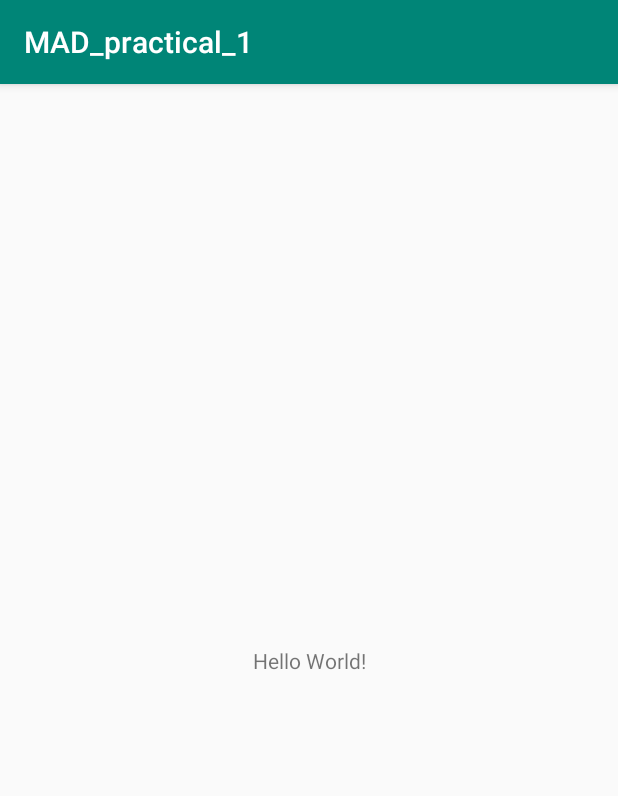
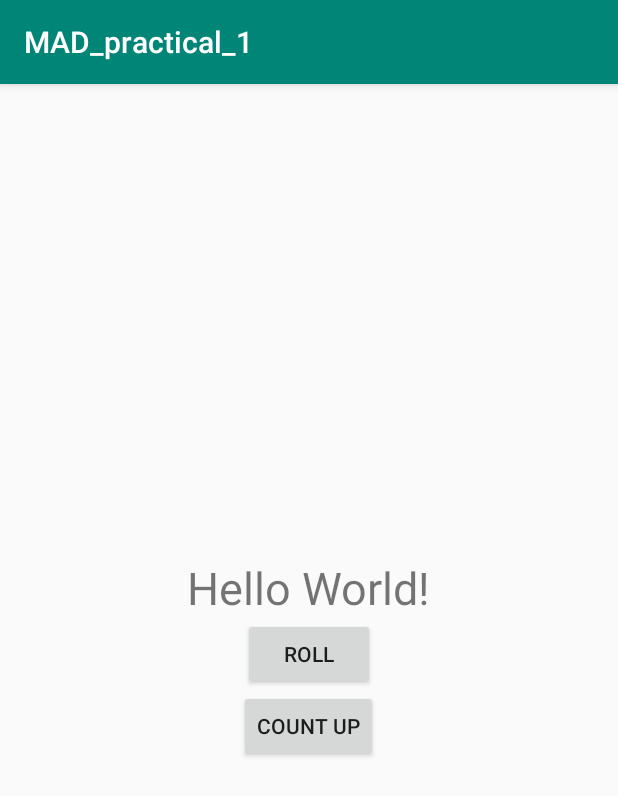
Before and after one commit to lzxuan/MAD_practical_1, an Android app: the screen it shows after launch (MainActivity), on a phone screen of 412 x 824 dp. Shown: the top 796 px of the screen. Run offline under Robolectric (Android 15) with nearby library versions, the phone set to English and light mode, and no system bars.

Commit message:
First commit

```diff
--- a/app/src/main/java/com/example/mad_practical_1/MainActivity.kt
+++ b/app/src/main/java/com/example/mad_practical_1/MainActivity.kt
@@ -2,11 +2,42 @@ package com.example.mad_practical_1
 
 import androidx.appcompat.app.AppCompatActivity
 import android.os.Bundle
+import android.widget.Button
+import android.widget.TextView
+import android.widget.Toast
 
 class MainActivity : AppCompatActivity() {
 
     override fun onCreate(savedInstanceState: Bundle?) {
         super.onCreate(savedInstanceState)
         setContentView(R.layout.activity_main)
+
+        val rollButton: Button = findViewById(R.id.roll_button)
+        rollButton.setOnClickListener { rollDice() }
+
+        val countUpButton: Button = findViewById(R.id.countup_button)
+        countUpButton.setOnClickListener { countUp() }
+    }
+
+    private fun rollDice() {
+        //Toast.makeText(this, "button clicked", Toast.LENGTH_SHORT).show()
+
+        val resultText: TextView = findViewById(R.id.result_text)
+        //resultText.text = "Dice Rolled!"
+
+        val randomInt = (1..6).random()
+        resultText.text = randomInt.toString()
+        Toast.makeText(this, "Dice Rolled!", Toast.LENGTH_SHORT).show()
+    }
+
+    private fun countUp() {
+        val resultText: TextView = findViewById(R.id.result_text)
+        val num = resultText.text.toString().toIntOrNull()
+
+        if (num == null) {
+            resultText.text = "1"
+        } else if (num < 6) {
+            resultText.text = (num + 1).toString()
+        }
     }
 }
--- a/app/src/main/res/layout/activity_main.xml
+++ b/app/src/main/res/layout/activity_main.xml
@@ -1,18 +1,33 @@
 <?xml version="1.0" encoding="utf-8"?>
-<androidx.constraintlayout.widget.ConstraintLayout xmlns:android="http://schemas.android.com/apk/res/android"
-    xmlns:app="http://schemas.android.com/apk/res-auto"
+<LinearLayout
+    xmlns:android="http://schemas.android.com/apk/res/android"
     xmlns:tools="http://schemas.android.com/tools"
     android:layout_width="match_parent"
-    android:layout_height="match_parent"
+    android:layout_height="wrap_content"
+    android:orientation="vertical"
+    android:layout_gravity="center_vertical"
     tools:context=".MainActivity">
 
     <TextView
+        android:id="@+id/result_text"
         android:layout_width="wrap_content"
         android:layout_height="wrap_content"
-        android:text="Hello World!"
-        app:layout_constraintBottom_toBottomOf="parent"
-        app:layout_constraintLeft_toLeftOf="parent"
-        app:layout_constraintRight_toRightOf="parent"
-        app:layout_constraintTop_toTopOf="parent" />
+        android:layout_gravity="center_horizontal"
+        android:textSize="30sp"
+        android:text="Hello World!" />
 
-</androidx.constraintlayout.widget.ConstraintLayout>
+    <Button
+        android:id="@+id/roll_button"
+        android:layout_width="wrap_content"
+        android:layout_height="wrap_content"
+        android:layout_gravity="center_horizontal"
+        android:text="@string/roll_label" />
+
+    <Button
+        android:id="@+id/countup_button"
+        android:layout_width="wrap_content"
+        android:layout_height="wrap_content"
+        android:layout_gravity="center_horizontal"
+        android:text="@string/countup_label" />
+
+</LinearLayout>
--- a/app/src/main/res/values/strings.xml
+++ b/app/src/main/res/values/strings.xml
@@ -1,3 +1,5 @@
 <resources>
     <string name="app_name">MAD_practical_1</string>
+    <string name="roll_label">Roll</string>
+    <string name="countup_label">Count Up</string>
 </resources>
```
